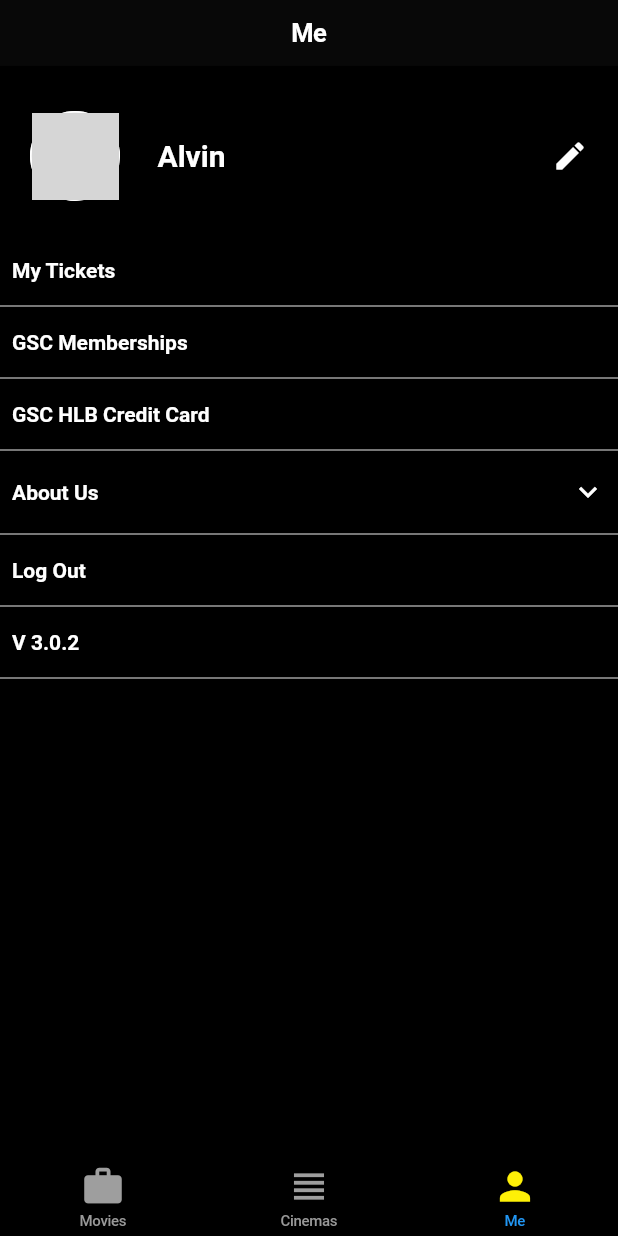
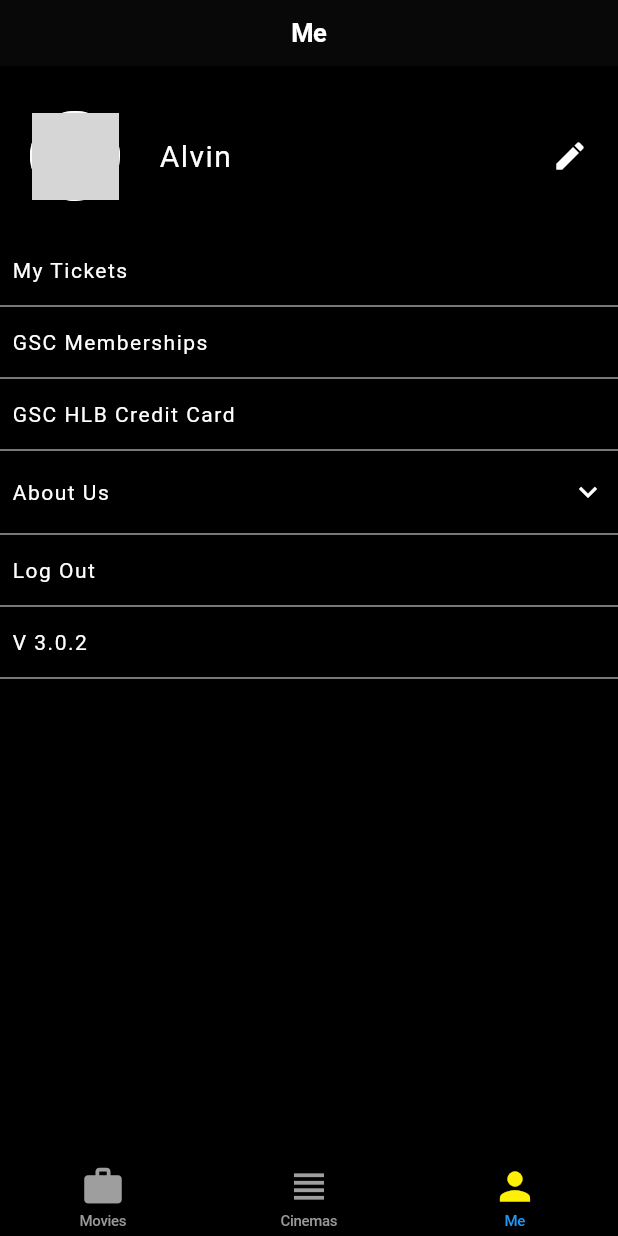
Before and after one commit to alvindrakes/gsc_cinema_app_clone, a Flutter app: the screen it shows after launch, item 3 of the bottom bar chosen, on a phone screen of 412 x 824 dp. Run offline on Flutter 3.47's test engine with Material 2 defaults, Android fonts, the phone set to English and light mode, and no system bars; drawn by our look-alikes of cached_network_image, circular_profile_avatar; network calls fail; grey boxes are pictures that could not be loaded.

Commit message:
refine dropdown

```diff
--- a/lib/res/app_text.dart
+++ b/lib/res/app_text.dart
@@ -3,10 +3,18 @@ import 'package:flutter/material.dart';
 
 class AppText {
   static const TextStyle kDescription = TextStyle(
-      color: Colors.white, fontWeight: FontWeight.bold, fontSize: 14.0);
+      color: Colors.white,
+      fontWeight: FontWeight.w400,
+      fontSize: 14.0,
+      letterSpacing: 1.0);
 
   static const TextStyle kTitle = TextStyle(
-      color: Colors.white, fontWeight: FontWeight.bold, fontSize: 20.0);
-  static const TextStyle knumber =
-      TextStyle(color: Colors.grey, fontSize: 12.0);
+      color: Colors.white,
+      fontWeight: FontWeight.w400,
+      fontSize: 20.0,
+      letterSpacing: 1.0);
+  static const TextStyle knumber = TextStyle(
+    color: Colors.grey,
+    fontSize: 12.0,
+  );
 }
--- a/lib/ui/pages/profile_page.dart
+++ b/lib/ui/pages/profile_page.dart
@@ -33,8 +33,9 @@ class _ProfilePageState extends State<ProfilePage> {
           _buildRow(title: 'My Tickets'),
           _buildRow(title: 'GSC Memberships'),
           _buildRow(title: 'GSC HLB Credit Card'),
-          _buildRow(title: 'About Us', icon: Icons.keyboard_arrow_down),
-          isClicked ? _buildExtras() : Container(),
+          _buildDropDown(
+            title: 'About Us',
+          ),
           _buildRow(title: 'Log Out'),
           _buildRow(title: 'V 3.0.2'),
         ],
@@ -42,10 +43,17 @@ class _ProfilePageState extends State<ProfilePage> {
     );
   }
 
-  Widget _buildRow({@required String title, IconData icon}) {
-    return Column(
+  Widget _buildDropDown({@required String title}) {
+    return GestureDetector(
+      onTap: () {
+        isClicked = !isClicked;
+        setState(() {});
+      },
+      child: Column(
+        crossAxisAlignment: CrossAxisAlignment.start,
         children: <Widget>[
           Container(
+            color: Colors.transparent,
             padding: const EdgeInsets.all(8.0),
             child: Row(
               mainAxisAlignment: MainAxisAlignment.start,
@@ -57,19 +65,37 @@ class _ProfilePageState extends State<ProfilePage> {
                 Expanded(
                   child: Container(),
                 ),
-              icon != null
-                  ? GestureDetector(
-                      onTap: () {
-                        isClicked = !isClicked;
-                        setState(() {});
-                      },
-                      child: Icon(
-                        icon,
+                isClicked == true
+                    ? Icon(
+                        Icons.keyboard_arrow_up,
                         color: Colors.white,
+                      )
+                    : Icon(
+                        Icons.keyboard_arrow_down,
+                        color: Colors.white,
+                      )
+              ],
             ),
-                    )
-                  : Container(),
+          ),
+          isClicked ? _buildExtras() : Container(),
+          Divider(
+            color: Colors.grey,
+            thickness: 1.0,
+          ),
         ],
+      ),
+    );
+  }
+
+  Widget _buildRow({@required String title}) {
+    return Column(
+      crossAxisAlignment: CrossAxisAlignment.start,
+      children: <Widget>[
+        Container(
+          padding: const EdgeInsets.all(8.0),
+          child: Text(
+            title,
+            style: AppText.kDescription,
           ),
         ),
         Divider(
```
Lines whose indentation alone changed are shown as unchanged.
